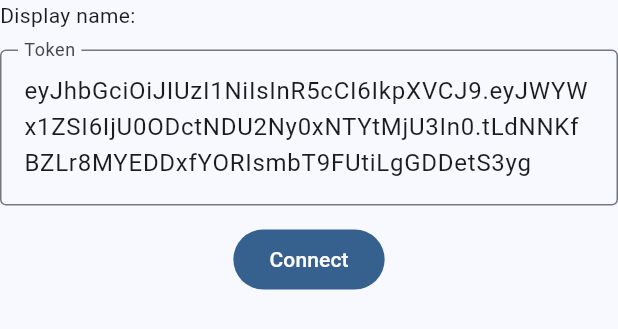
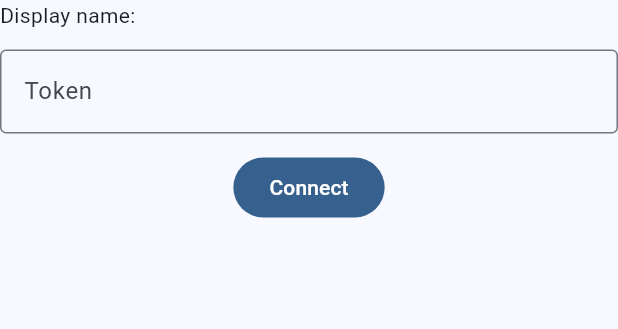
Before and after one commit to VBotDevTeam/vbot_flutter_example, a Flutter app: the ConnectViewWidget widget shown alone on an empty page, opened directly, on a phone screen of 412 x 824 dp. Shown: the top 329 px of the screen. Run offline on Flutter 3.47's test engine with Material 3 defaults, Android fonts, the phone set to English and light mode, and no system bars; statements that could not run were skipped.

Commit message:
Update home_page.dart

```diff
--- a/lib/home_page.dart
+++ b/lib/home_page.dart
@@ -104,11 +104,10 @@ class _ConnectViewWidgetState extends State<ConnectViewWidget> {
     super.initState();
 
     tokenController.text =
-        "eyJhbGciOiJIUzI1NiIsInR5cCI6IkpXVCJ9.eyJWYWx1ZSI6IjU0ODctNTI1Ny0yNTctMzE4In0._fnprtmfUdFel8zrGLhbUVlnyHfTp_0fk_ImkjL2WbI";
+        "";
     _checkConnect();
 
-    tokenController.text =
-        'eyJhbGciOiJIUzI1NiIsInR5cCI6IkpXVCJ9.eyJWYWx1ZSI6IjU0ODctNDU2Ny0xNTYtMjU3In0.tLdNNKfBZLr8MYEDDxfYORIsmbT9FUtiLgGDDetS3yg';
+
   }
 
   void _checkConnect() async {
```
